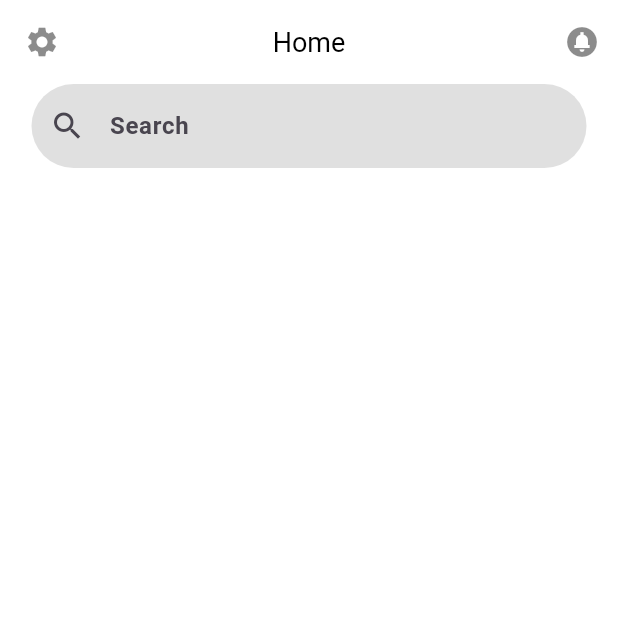
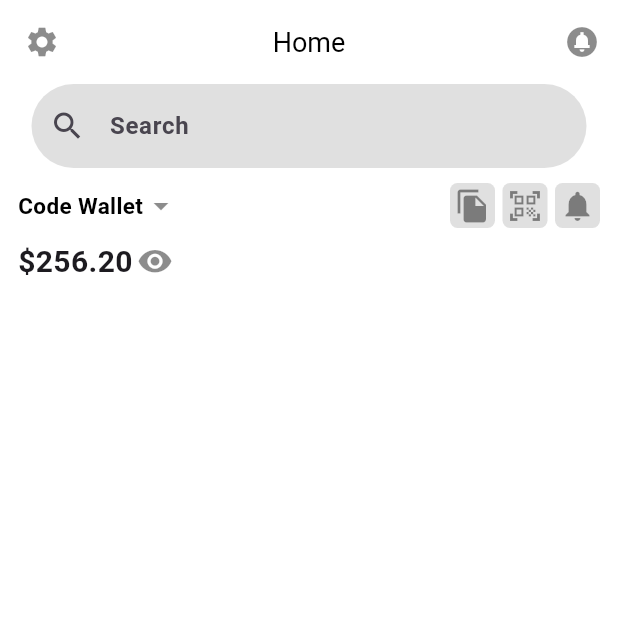
Before and after one commit to hiwaamirii/Trustwallet-UI-Flutter, a Flutter app: the screen it shows after launch, on a phone screen of 412 x 824 dp, the top half of it. Run offline on Flutter 3.47's test engine with Material 3 defaults, Android fonts, the phone set to English and light mode, and no system bars.

Commit message:
Wallet name + Wallet icons + Balance

```diff
--- a/lib/Screens/home_screen.dart
+++ b/lib/Screens/home_screen.dart
@@ -35,9 +35,9 @@ class _HomeScreenState extends State<HomeScreen> {
           ),
         ],
       ),
-      body: const Column(
-        children: [
-          Row(
+      body: Column(
+        children: <Widget>[
+          const Row(
             mainAxisAlignment: MainAxisAlignment.center,
             children: [
               SizedBox(
@@ -60,6 +60,93 @@ class _HomeScreenState extends State<HomeScreen> {
               ),
             ],
           ),
+          const SizedBox(height: 10),
+          Padding(
+            padding: const EdgeInsets.only(right: 12, left: 12),
+            child: Row(
+              mainAxisAlignment: MainAxisAlignment.spaceBetween,
+              children: [
+                const Row(
+                  children: [
+                    Text(
+                      "Code Wallet",
+                      style: TextStyle(
+                        color: Colors.black,
+                        fontWeight: FontWeight.bold,
+                        fontSize: 15,
+                      ),
+                    ),
+                    Icon(
+                      Icons.arrow_drop_down_sharp,
+                      color: Colors.black45,
+                    ),
+                  ],
+                ),
+                Row(
+                  children: <Widget>[
+                    Container(
+                      decoration: BoxDecoration(
+                        color: Colors.black12,
+                        borderRadius: BorderRadius.circular(5),
+                      ),
+                      width: 30,
+                      height: 30,
+                      child: const Icon(
+                        Icons.file_copy,
+                        color: Colors.black45,
+                      ),
+                    ),
+                    const SizedBox(width: 5),
+                    Container(
+                      decoration: BoxDecoration(
+                        color: Colors.black12,
+                        borderRadius: BorderRadius.circular(5),
+                      ),
+                      width: 30,
+                      height: 30,
+                      child: const Icon(
+                        Icons.qr_code_scanner_outlined,
+                        color: Colors.black45,
+                      ),
+                    ),
+                    const SizedBox(width: 5),
+                    Container(
+                      decoration: BoxDecoration(
+                        color: Colors.black12,
+                        borderRadius: BorderRadius.circular(5),
+                      ),
+                      width: 30,
+                      height: 30,
+                      child: const Icon(
+                        Icons.notifications,
+                        color: Colors.black45,
+                      ),
+                    ),
+                  ],
+                ),
+              ],
+            ),
+          ),
+          const SizedBox(height: 8),
+          const Padding(
+            padding: EdgeInsets.only(right: 12, left: 12),
+            child: Row(
+              children: [
+                Text(
+                  "\$256.20",
+                  style: TextStyle(
+                    fontWeight: FontWeight.bold,
+                    fontSize: 20,
+                  ),
+                ),
+                SizedBox(width: 3),
+                Icon(
+                  Icons.visibility_rounded,
+                  color: Colors.black45,
+                ),
+              ],
+            ),
+          )
         ],
       ),
     );
```
